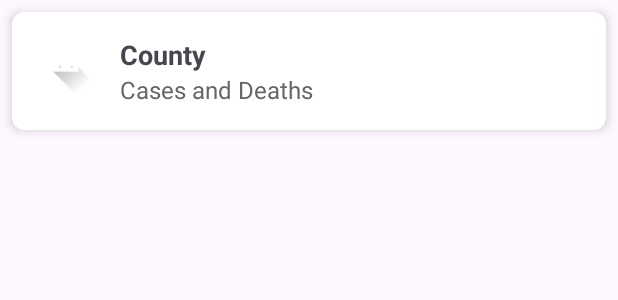
After one commit to AouinaneMoussa/Mobile-Project-MIAGE, an Android app: the layout covid_list_item.xml on its own in the app's theme, with its tools: preview values and no code run, on a phone screen of 412 x 824 dp. The commit adds this screen. Shown: the top 300 px of the screen. Run offline under Robolectric (Android 15) with nearby library versions, the phone set to English and light mode, and no system bars.

Commit message:
Adding the list view

```diff
--- a/app/build.gradle.kts
+++ b/app/build.gradle.kts
@@ -50,4 +50,9 @@ dependencies {
     implementation("com.squareup.retrofit2:retrofit:2.9.0")
     implementation("com.squareup.retrofit2:converter-gson:2.9.0")
 
+    implementation ("com.squareup.picasso:picasso:2.8")
+
+    implementation ("com.google.maps.android:android-maps-utils:2.3.0")
+
+
 }
--- a/app/src/main/AndroidManifest.xml
+++ b/app/src/main/AndroidManifest.xml
@@ -14,7 +14,9 @@
         android:supportsRtl="true"
         android:theme="@style/Theme.OpenDataProject"
         tools:targetApi="31">
-
+        <activity
+            android:name=".DetailActivity"
+            android:exported="false" />
         <!--
              TODO: Before you run your application, you need a Google Maps API key.
 
@@ -28,7 +30,7 @@
         -->
         <meta-data
             android:name="com.google.android.geo.API_KEY"
-            android:value="AIzaSyBL9dEyE-SUoeF7a4Le192HJ7xdWxHP8Ls" />
+            android:value="AIzaSyDsPuSsQnUa251yr963q4N_bGNs6d8qgJc" />
 
         <activity
             android:name=".MapsActivity"
--- /dev/null
+++ b/app/src/main/res/layout/covid_list_item.xml
@@ -0,0 +1,47 @@
+<!-- res/layout/covid_list_item.xml -->
+<androidx.cardview.widget.CardView
+    xmlns:android="http://schemas.android.com/apk/res/android"
+    xmlns:card_view="http://schemas.android.com/apk/res-auto"
+    android:layout_width="match_parent"
+    android:layout_height="wrap_content"
+    android:layout_margin="8dp"
+    card_view:cardCornerRadius="8dp"
+    card_view:cardElevation="4dp">
+
+    <LinearLayout
+        android:layout_width="match_parent"
+        android:layout_height="wrap_content"
+        android:orientation="horizontal"
+        android:padding="16dp">
+
+        <ImageView
+            android:id="@+id/icon"
+            android:layout_width="40dp"
+            android:layout_height="40dp"
+            android:src="@drawable/ic_launcher_foreground"/>
+
+        <LinearLayout
+            android:layout_width="0dp"
+            android:layout_height="wrap_content"
+            android:layout_weight="1"
+            android:orientation="vertical"
+            android:paddingStart="16dp">
+
+            <TextView
+                android:id="@+id/county_name"
+                android:layout_width="wrap_content"
+                android:layout_height="wrap_content"
+                android:text="County"
+                android:textSize="18sp"
+                android:textStyle="bold" />
+
+            <TextView
+                android:id="@+id/covid_data"
+                android:layout_width="wrap_content"
+                android:layout_height="wrap_content"
+                android:text="Cases and Deaths"
+                android:textSize="16sp"
+                android:textColor="#666666" />
+        </LinearLayout>
+    </LinearLayout>
+</androidx.cardview.widget.CardView>
```
Also changed, not shown: app/src/main/java/com/example/opendataproject/CovidData.java (+5 -3 lines), app/src/main/java/com/example/opendataproject/CovidDataAdapter.java (added, +75 -0 lines), app/src/main/java/com/example/opendataproject/DetailActivity.java (added, +47 -0 lines), app/src/main/java/com/example/opendataproject/MainActivity.java (+42 -2 lines), app/src/main/res/layout/activity_detail.xml (added, +43 -0 lines), app/src/main/res/layout/activity_main.xml (+7 -7 lines), app/src/main/res/layout/list_item.xml (added, +8 -0 lines).
